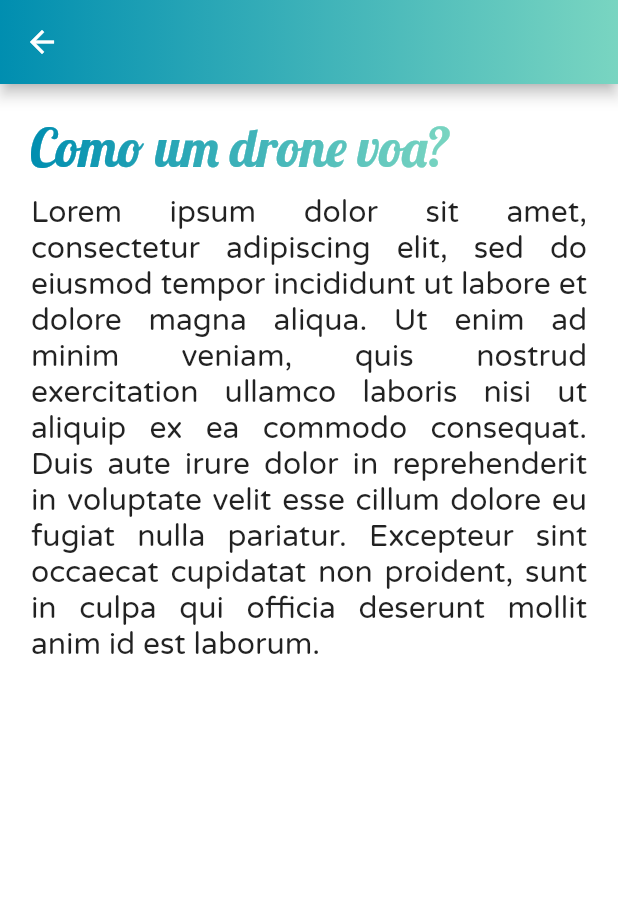
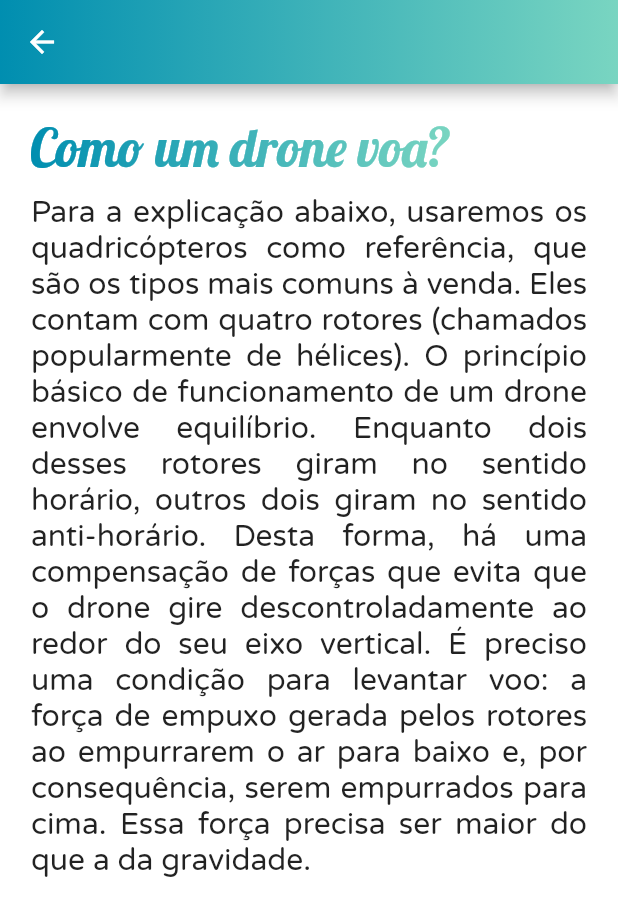
Before and after one commit to RafaelBelinelli/Dronius, a Flutter app: the ExplicacaoUm screen opened by its route, on a phone screen of 412 x 824 dp. Shown: the top 916 px of the screen. Run offline on Flutter 3.47's test engine with Material 2 defaults, Android fonts, the light colour scheme and no system bars; drawn by our look-alikes of simple_gradient_text; our stand-ins replace new_gradient_app_bar.

Commit message:
textos e conexao com socket

```diff
--- a/lib/configuracoes.dart
+++ b/lib/configuracoes.dart
@@ -133,7 +133,7 @@ class _WebSocketDroneState extends State<WebSocketDrone> {
       SizedBox(
         width: MediaQuery.of(context).size.width * 9 / 10,
         child: const Text(
-          "Lorem ipsum dolor sit amet, consectetur adipiscing elit, sed do eiusmod tempor incididunt ut labore et dolore magna aliqua. Ut enim ad minim veniam, quis nostrud exercitation ullamco laboris nisi ut aliquip ex ea commodo consequat. Duis aute irure dolor in reprehenderit in voluptate velit esse cillum dolore eu fugiat nulla pariatur. Excepteur sint occaecat cupidatat non proident, sunt in culpa qui officia deserunt mollit anim id est laborum.",
+          "Conecte o celular à mesma rede do drone, e caso o status não mude para conectado reinicie o aplicativo. Após isso, escolha um experimento para ser realizado e siga as orientações na tela.",
           style: TextStyle(
             fontFamily: "VarelaRound",
             fontSize: 20,
--- a/lib/experimento_um.dart
+++ b/lib/experimento_um.dart
@@ -115,7 +115,7 @@ class _WebSocketDroneState extends State<WebSocketDrone> {
         width: MediaQuery.of(context).size.width * 9 / 10,
         child: const Text(
           "Instruções para realização do experimento:\n\n" +
-              "Lorem ipsum dolor sit amet, consectetur adipiscing elit, sed do eiusmod tempor incididunt ut labore et dolore magna aliqua. Ut enim ad minim veniam, quis nostrud exercitation ullamco laboris nisi ut aliquip ex ea commodo consequat.",
+              "Após conectar os dispositivos à internet (instruções na aba de configurações), pressione o botão de iniciar o experimento, e use os botões para controlar a altura do drone.",
           style: TextStyle(
             fontFamily: "VarelaRound",
             fontSize: 20,
--- a/lib/explicacao_um.dart
+++ b/lib/explicacao_um.dart
@@ -35,7 +35,7 @@ class ExplicacaoUm extends StatelessWidget {
           SizedBox(
             width: MediaQuery.of(context).size.width * 9 / 10,
             child: const Text(
-              "Lorem ipsum dolor sit amet, consectetur adipiscing elit, sed do eiusmod tempor incididunt ut labore et dolore magna aliqua. Ut enim ad minim veniam, quis nostrud exercitation ullamco laboris nisi ut aliquip ex ea commodo consequat. Duis aute irure dolor in reprehenderit in voluptate velit esse cillum dolore eu fugiat nulla pariatur. Excepteur sint occaecat cupidatat non proident, sunt in culpa qui officia deserunt mollit anim id est laborum.",
+              "Para a explicação abaixo, usaremos os quadricópteros como referência, que são os tipos mais comuns à venda. Eles contam com quatro rotores (chamados popularmente de hélices). O princípio básico de funcionamento de um drone envolve equilíbrio. Enquanto dois desses rotores giram no sentido horário, outros dois giram no sentido anti-horário. Desta forma, há uma compensação de forças que evita que o drone gire descontroladamente ao redor do seu eixo vertical. É preciso uma condição para levantar voo: a força de empuxo gerada pelos rotores ao empurrarem o ar para baixo e, por consequência, serem empurrados para cima. Essa força precisa ser maior do que a da gravidade.",
               style: TextStyle(
                 fontFamily: "VarelaRound",
                 fontSize: 20,
--- a/lib/menu_lateral.dart
+++ b/lib/menu_lateral.dart
@@ -7,7 +7,7 @@ class MenuLateral extends StatelessWidget {
   @override
   Widget build(BuildContext context) {
     return Container(
-        padding: const EdgeInsets.only(top: 20, left: 20, bottom: 600),
+        padding: const EdgeInsets.only(top: 20, left: 20, bottom: 510),
         child: Container(
           decoration: const BoxDecoration(
             borderRadius: BorderRadius.all(Radius.circular(20)),
--- a/lib/sobre.dart
+++ b/lib/sobre.dart
@@ -39,7 +39,7 @@ class Sobre extends StatelessWidget {
           SizedBox(
             width: MediaQuery.of(context).size.width * 9 / 10,
             child: const Text(
-              "Lorem ipsum dolor sit amet, consectetur adipiscing elit, sed do eiusmod tempor incididunt ut labore et dolore magna aliqua. Ut enim ad minim veniam, quis nostrud exercitation ullamco laboris nisi ut aliquip ex ea commodo consequat. Duis aute irure dolor in reprehenderit in voluptate velit esse cillum dolore eu fugiat nulla pariatur. Excepteur sint occaecat cupidatat non proident, sunt in culpa qui officia deserunt mollit anim id est laborum.",
+              "Projeto desenvolvido por alunos do Colégio Técnico de Campinas (COTUCA) como trabalho de conclusão de curso.",
               style: TextStyle(
                 fontFamily: "VarelaRound",
                 fontSize: 20,
```
